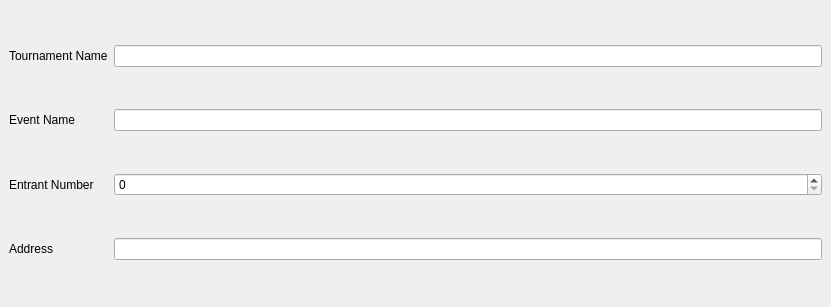
First picture: the form in src/layout/TSHTournamentInfo.ui, repository joaorb64/TournamentStreamHelper, before the edit.
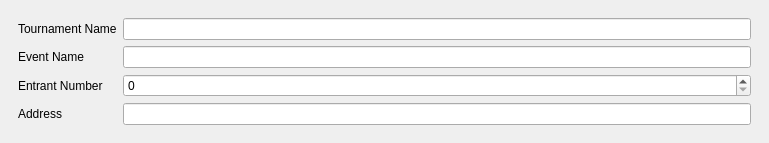
Second picture: the form after the edit.

Commit message: Fix tournament info margins

```diff
--- a/src/layout/TSHTournamentInfo.ui
+++ b/src/layout/TSHTournamentInfo.ui
@@ -6,8 +6,8 @@
    <rect>
     <x>0</x>
     <y>0</y>
-    <width>831</width>
-    <height>307</height>
+    <width>769</width>
+    <height>174</height>
    </rect>
   </property>
   <property name="locale">
@@ -17,22 +17,36 @@
    <string>Tournament Info</string>
   </property>
   <widget class="QWidget" name="dockWidgetContents">
-   <layout class="QGridLayout" name="gridLayout">
-    <item row="2" column="0">
-     <widget class="QLabel" name="label_3">
-      <property name="text">
-       <string>Entrant Number</string>
-      </property>
-     </widget>
-    </item>
-    <item row="0" column="1">
-     <widget class="QLineEdit" name="tournamentName"/>
-    </item>
-    <item row="1" column="1">
+   <property name="sizePolicy">
+    <sizepolicy hsizetype="Preferred" vsizetype="Maximum">
+     <horstretch>0</horstretch>
+     <verstretch>0</verstretch>
+    </sizepolicy>
+   </property>
+   <layout class="QVBoxLayout" name="verticalLayout">
+    <item>
+     <layout class="QGridLayout" name="gridLayout_2">
+      <property name="leftMargin">
+       <number>9</number>
+      </property>
+      <property name="topMargin">
+       <number>9</number>
+      </property>
+      <property name="rightMargin">
+       <number>9</number>
+      </property>
+      <property name="bottomMargin">
+       <number>9</number>
+      </property>
+      <item row="1" column="2">
      <widget class="QLineEdit" name="eventName"/>
     </item>
-    <item row="3" column="1">
-     <widget class="QLineEdit" name="address"/>
+      <item row="2" column="2">
+       <widget class="QSpinBox" name="numEntrants">
+        <property name="maximum">
+         <number>9999</number>
+        </property>
+       </widget>
     </item>
     <item row="0" column="0">
      <widget class="QLabel" name="label">
@@ -41,6 +55,9 @@
       </property>
      </widget>
     </item>
+      <item row="0" column="2">
+       <widget class="QLineEdit" name="tournamentName"/>
+      </item>
     <item row="1" column="0">
      <widget class="QLabel" name="label_2">
       <property name="text">
@@ -48,19 +65,24 @@
       </property>
      </widget>
     </item>
-    <item row="3" column="0">
+      <item row="2" column="0">
+       <widget class="QLabel" name="label_3">
+        <property name="text">
+         <string>Entrant Number</string>
+        </property>
+       </widget>
+      </item>
+      <item row="4" column="0">
      <widget class="QLabel" name="label_4">
       <property name="text">
        <string>Address</string>
       </property>
      </widget>
     </item>
-    <item row="2" column="1">
-     <widget class="QSpinBox" name="numEntrants">
-      <property name="maximum">
-       <number>9999</number>
-      </property>
-     </widget>
+      <item row="4" column="2">
+       <widget class="QLineEdit" name="address"/>
+      </item>
+     </layout>
     </item>
    </layout>
   </widget>
```
Lines whose indentation alone changed are shown as unchanged.
